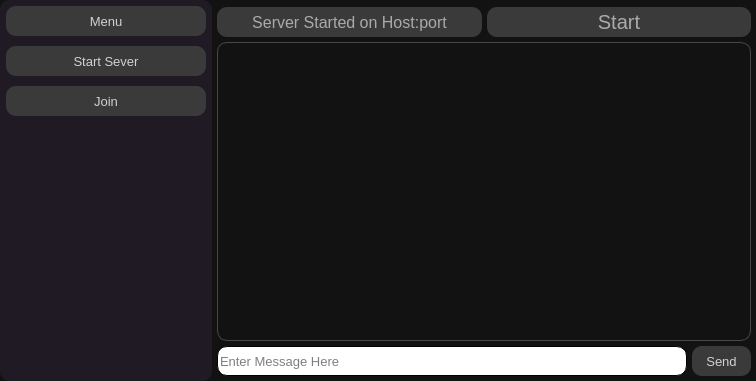
The window that res/untitled.ui (sea-rod/GUI-Chat-Application) describes before a commit, drawn with Qt 5.
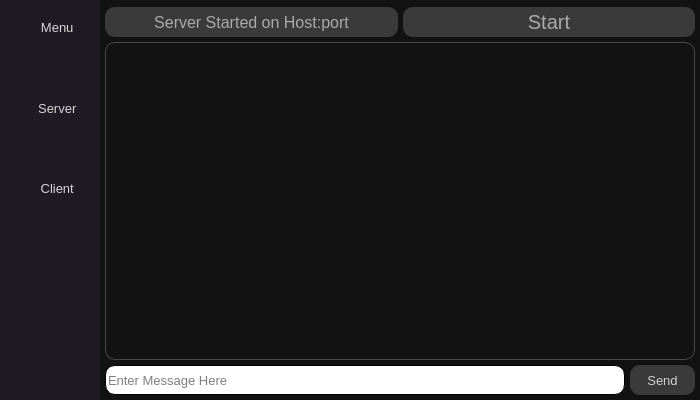
The same window after the commit. Icons and pictures are not drawn.

What changed in the file:
```diff
--- a/res/untitled.ui
+++ b/res/untitled.ui
@@ -6,8 +6,8 @@
    <rect>
     <x>0</x>
     <y>0</y>
-    <width>756</width>
-    <height>381</height>
+    <width>700</width>
+    <height>400</height>
    </rect>
   </property>
   <property name="windowTitle">
@@ -20,7 +20,6 @@
 }
 #sidebar{
 background:rgb(31, 26, 36);
-border-radius:10;
 }
 QMainWindow{
 background:rgb(18, 18, 18);
@@ -49,8 +48,10 @@
 background:rgb(18, 18, 18);
 }
 QPushButton:hover{
-background:rgb(122, 45, 92);
-}</string>
+background:rgb(83, 12, 31);
+}
+
+</string>
   </property>
   <widget class="QWidget" name="centralwidget">
    <layout class="QHBoxLayout" name="horizontalLayout">
@@ -71,6 +72,12 @@
     </property>
     <item>
      <widget class="QWidget" name="sidebar" native="true">
+      <property name="sizePolicy">
+       <sizepolicy hsizetype="Fixed" vsizetype="Preferred">
+        <horstretch>0</horstretch>
+        <verstretch>0</verstretch>
+       </sizepolicy>
+      </property>
       <property name="styleSheet">
        <string notr="true"/>
       </property>
@@ -79,34 +86,49 @@
         <number>0</number>
        </property>
        <property name="leftMargin">
-        <number>6</number>
+        <number>0</number>
        </property>
        <property name="topMargin">
         <number>6</number>
        </property>
        <property name="rightMargin">
-        <number>6</number>
+        <number>0</number>
        </property>
        <property name="bottomMargin">
         <number>6</number>
        </property>
        <item alignment="Qt::AlignLeft|Qt::AlignTop">
-        <widget class="QWidget" name="widget" native="true">
+        <widget class="QWidget" name="side_main" native="true">
+         <property name="sizePolicy">
+          <sizepolicy hsizetype="Fixed" vsizetype="Preferred">
+           <horstretch>0</horstretch>
+           <verstretch>0</verstretch>
+          </sizepolicy>
+         </property>
          <property name="minimumSize">
           <size>
-           <width>200</width>
-           <height>100</height>
+           <width>100</width>
+           <height>200</height>
           </size>
          </property>
+         <property name="styleSheet">
+          <string notr="true">QToolButton{
+border:none;
+color:rgb(214, 214, 214);
+}
+QToolButton:hover{
+background-color:rgb(63, 2, 24);
+}</string>
+         </property>
          <layout class="QVBoxLayout" name="verticalLayout">
           <property name="spacing">
-           <number>10</number>
+           <number>0</number>
           </property>
           <property name="leftMargin">
            <number>0</number>
           </property>
           <property name="topMargin">
-           <number>0</number>
+           <number>4</number>
           </property>
           <property name="rightMargin">
            <number>0</number>
@@ -115,56 +137,160 @@
            <number>0</number>
           </property>
           <item>
-           <widget class="QPushButton" name="menu_btn">
+           <widget class="QToolButton" name="menu_btn">
+            <property name="sizePolicy">
+             <sizepolicy hsizetype="MinimumExpanding" vsizetype="Fixed">
+              <horstretch>0</horstretch>
+              <verstretch>0</verstretch>
+             </sizepolicy>
+            </property>
             <property name="minimumSize">
              <size>
-              <width>80</width>
-              <height>30</height>
+              <width>0</width>
+              <height>35</height>
              </size>
             </property>
+            <property name="maximumSize">
+             <size>
+              <width>16777215</width>
+              <height>16777215</height>
+             </size>
+            </property>
             <property name="font">
              <font>
               <pointsize>10</pointsize>
              </font>
             </property>
             <property name="text">
-             <string>Menu</string>
+             <string>    Menu</string>
             </property>
+            <property name="icon">
+             <iconset resource="res.qrc">
+              <normaloff>:/icons/menu</normaloff>:/icons/menu</iconset>
+            </property>
+            <property name="iconSize">
+             <size>
+              <width>25</width>
+              <height>25</height>
+             </size>
+            </property>
+            <property name="checkable">
+             <bool>true</bool>
+            </property>
+            <property name="toolButtonStyle">
+             <enum>Qt::ToolButtonFollowStyle</enum>
+            </property>
            </widget>
           </item>
           <item>
-           <widget class="QPushButton" name="server_btn">
+           <spacer name="verticalSpacer">
+            <property name="orientation">
+             <enum>Qt::Vertical</enum>
+            </property>
+            <property name="sizeHint" stdset="0">
+             <size>
+              <width>20</width>
+              <height>20</height>
+             </size>
+            </property>
+           </spacer>
+          </item>
+          <item>
+           <widget class="QToolButton" name="server_btn">
+            <property name="sizePolicy">
+             <sizepolicy hsizetype="MinimumExpanding" vsizetype="Fixed">
+              <horstretch>0</horstretch>
+              <verstretch>0</verstretch>
+             </sizepolicy>
+            </property>
             <property name="minimumSize">
              <size>
-              <width>80</width>
-              <height>30</height>
+              <width>0</width>
+              <height>35</height>
              </size>
             </property>
+            <property name="maximumSize">
+             <size>
+              <width>16777215</width>
+              <height>16777215</height>
+             </size>
+            </property>
             <property name="font">
              <font>
               <pointsize>10</pointsize>
              </font>
             </property>
             <property name="text">
-             <string>Start Sever</string>
+             <string>    Server</string>
             </property>
+            <property name="icon">
+             <iconset resource="res.qrc">
+              <normaloff>:/icons/create</normaloff>:/icons/create</iconset>
+            </property>
+            <property name="iconSize">
+             <size>
+              <width>25</width>
+              <height>25</height>
+             </size>
+            </property>
+            <property name="toolButtonStyle">
+             <enum>Qt::ToolButtonFollowStyle</enum>
+            </property>
            </widget>
           </item>
           <item>
-           <widget class="QPushButton" name="client_btn">
+           <spacer name="verticalSpacer_2">
+            <property name="orientation">
+             <enum>Qt::Vertical</enum>
+            </property>
+            <property name="sizeHint" stdset="0">
+             <size>
+              <width>20</width>
+              <height>20</height>
+             </size>
+            </property>
+           </spacer>
+          </item>
+          <item>
+           <widget class="QToolButton" name="client_btn">
+            <property name="sizePolicy">
+             <sizepolicy hsizetype="MinimumExpanding" vsizetype="Fixed">
+              <horstretch>0</horstretch>
+              <verstretch>0</verstretch>
+             </sizepolicy>
+            </property>
             <property name="minimumSize">
              <size>
-              <width>80</width>
-              <height>30</height>
+              <width>0</width>
+              <height>35</height>
              </size>
             </property>
+            <property name="maximumSize">
+             <size>
+              <width>16777215</width>
+              <height>16777215</height>
+             </size>
+            </property>
             <property name="font">
              <font>
               <pointsize>10</pointsize>
              </font>
             </property>
             <property name="text">
-             <string>Join</string>
+             <string>    Client</string>
+            </property>
+            <property name="icon">
+             <iconset resource="res.qrc">
+              <normaloff>:/icons/connect</normaloff>:/icons/connect</iconset>
+            </property>
+            <property name="iconSize">
+             <size>
+              <width>25</width>
+              <height>25</height>
+             </size>
+            </property>
+            <property name="toolButtonStyle">
+             <enum>Qt::ToolButtonFollowStyle</enum>
             </property>
            </widget>
           </item>
@@ -182,6 +308,12 @@
         <verstretch>0</verstretch>
        </sizepolicy>
       </property>
+      <property name="minimumSize">
+       <size>
+        <width>0</width>
+        <height>0</height>
+       </size>
+      </property>
       <layout class="QVBoxLayout" name="verticalLayout_3">
        <property name="spacing">
         <number>5</number>
@@ -473,8 +605,8 @@
            <rect>
             <x>0</x>
             <y>0</y>
-            <width>534</width>
-            <height>299</height>
+            <width>590</width>
+            <height>318</height>
            </rect>
           </property>
           <property name="sizePolicy">
```
Left out of the diff: 8 changed lines with no effect on the pictures.
